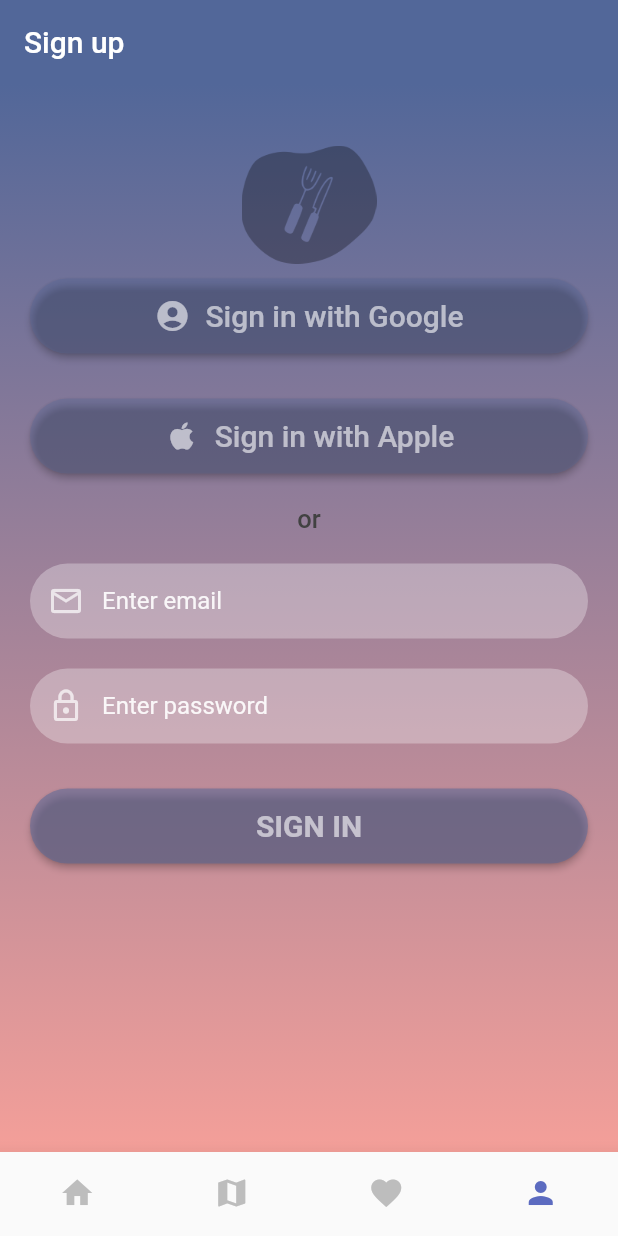
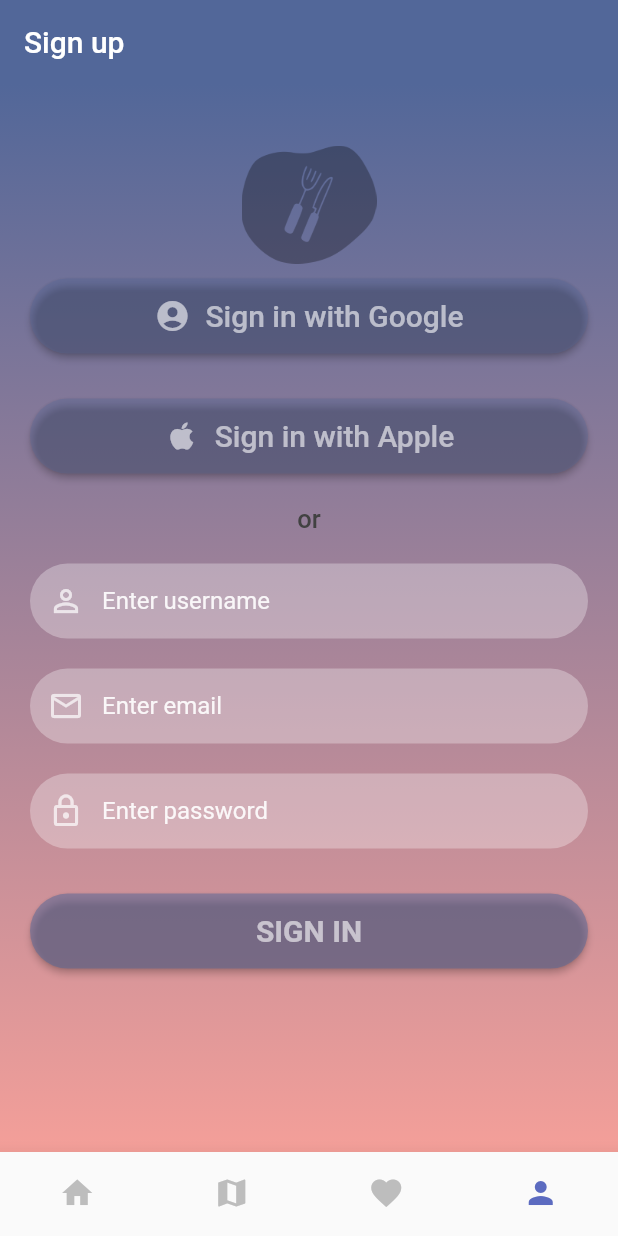
Before and after one commit to carlaastrain/chef_table_directory, a Flutter app: the screen it shows after launch, item 4 of the bottom bar chosen, after a tap on "Sign in with Apple", on a phone screen of 412 x 824 dp. Run offline on Flutter 3.47's test engine with Material 2 defaults, Android fonts, the phone set to English and light mode, and no system bars; our stand-ins replace cloud_firestore, dio, firebase_auth, firebase_core, gap, get and 6 more; missing offline and left inert: flutter_polyline_points; accounts and stored records are empty; Roboto replaces fonts that are missing (Raleway).

Commit message:
changing database and logic restaurant service

```diff
--- a/lib/screens/restaurant_details_screen.dart
+++ b/lib/screens/restaurant_details_screen.dart
@@ -66,7 +66,7 @@ class RestaurantDetailsScreen extends StatelessWidget {
                   ),
                   const Gap(40),
                   Container(
-                    height: AppLayout.getHeight(200),
+                    height: AppLayout.getHeight(160),
                     padding: const EdgeInsets.symmetric(horizontal: 10),
                     child: Column(
                       mainAxisAlignment: MainAxisAlignment.end,
--- a/lib/screens/sign_up_screen.dart
+++ b/lib/screens/sign_up_screen.dart
@@ -86,6 +86,16 @@ class _SignUpScreenState extends State<SignUpScreen> {
               SizedBox(
                 height: 50,
                 child: LogInSignUpScreenTextField(
+                  text: 'Enter username',
+                  icon: Icons.person_outline,
+                  isPasswordType: false,
+                  controller: _usernameController,
+                ),
+              ),
+              const Gap(20),
+              SizedBox(
+                height: 50,
+                child: LogInSignUpScreenTextField(
                   text: 'Enter email',
                   icon: Icons.email_outlined,
                   isPasswordType: false,
--- a/lib/services/auth_service.dart
+++ b/lib/services/auth_service.dart
@@ -33,7 +33,7 @@ class AuthService {
         AppleIDAuthorizationScopes.fullName,
       ],
     );
-
+    print(credential);
     return null;
   }
 
--- a/lib/services/restaurant_service.dart
+++ b/lib/services/restaurant_service.dart
@@ -3,8 +3,10 @@ import 'package:cloud_firestore/cloud_firestore.dart';
 
 class RestaurantService {
   Future<List<Restaurant>> getRestaurants() async {
-    final querySnapshot =
-        await FirebaseFirestore.instance.collection("restaurantsData").get();
+    final querySnapshot = await FirebaseFirestore.instance
+        .collection("restaurantsData")
+        .where("netflixShowName", isEqualTo: "Chef Table")
+        .get();
     return querySnapshot.docs
         .map(
           (doc) => Restaurant.fromMap(
@@ -17,7 +19,8 @@ class RestaurantService {
 
   Future<List<Restaurant>> getPizzaRestaurants() async {
     final querySnapshot = await FirebaseFirestore.instance
-        .collection("restaurantsPizzaData")
+        .collection("restaurantsData")
+        .where("netflixShowName", isEqualTo: "Chef Table Pizza")
         .get();
     return querySnapshot.docs
         .map(
@@ -31,7 +34,8 @@ class RestaurantService {
 
   Future<List<Restaurant>> getFranceRestaurants() async {
     final querySnapshot = await FirebaseFirestore.instance
-        .collection("restaurantsFranceData")
+        .collection("restaurantsData")
+        .where("netflixShowName", isEqualTo: "Chef Table France")
         .get();
     return querySnapshot.docs
         .map(
@@ -44,12 +48,16 @@ class RestaurantService {
   }
 
   Future<List<Restaurant>> getAllRestaurants() async {
-    final querySnapshot = [
-      ...await getRestaurants(),
-      ...await getPizzaRestaurants(),
-      ...await getFranceRestaurants()
-    ];
-    return querySnapshot;
+    final querySnapshot =
+        await FirebaseFirestore.instance.collection("restaurantsData").get();
+    return querySnapshot.docs
+        .map(
+          (doc) => Restaurant.fromMap(
+            id: doc.id,
+            map: doc.data(),
+          ),
+        )
+        .toList();
   }
 
   Future<Restaurant> getRestaurant(String id) async {
```
Also changed, not shown: 2 other files.
